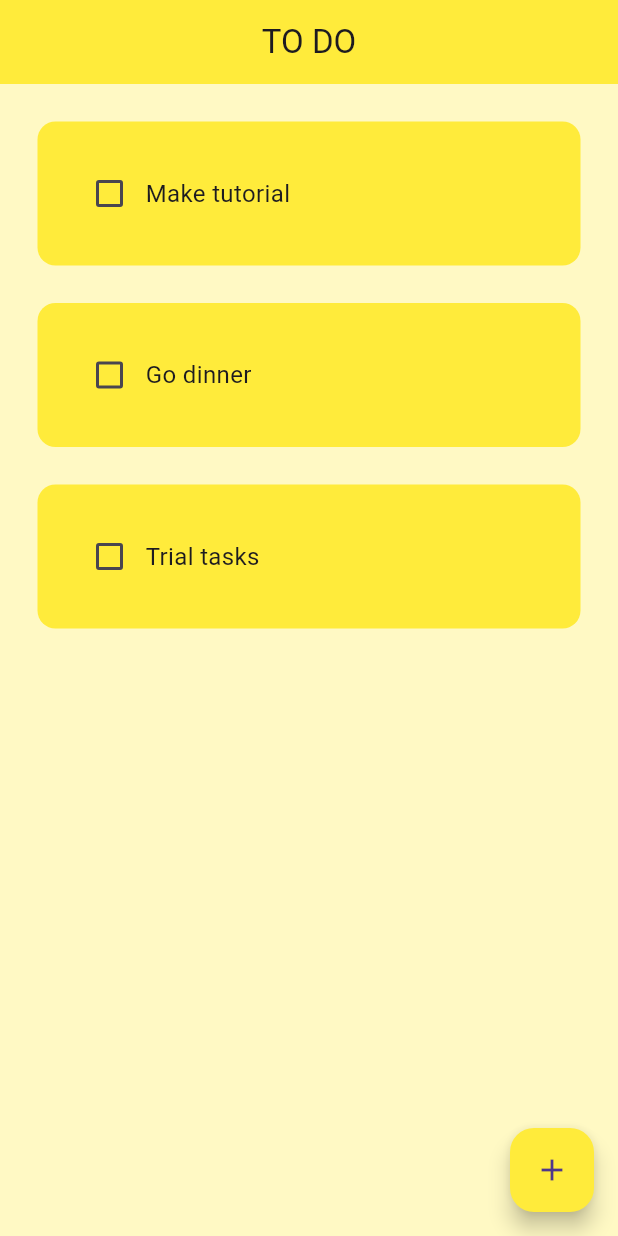
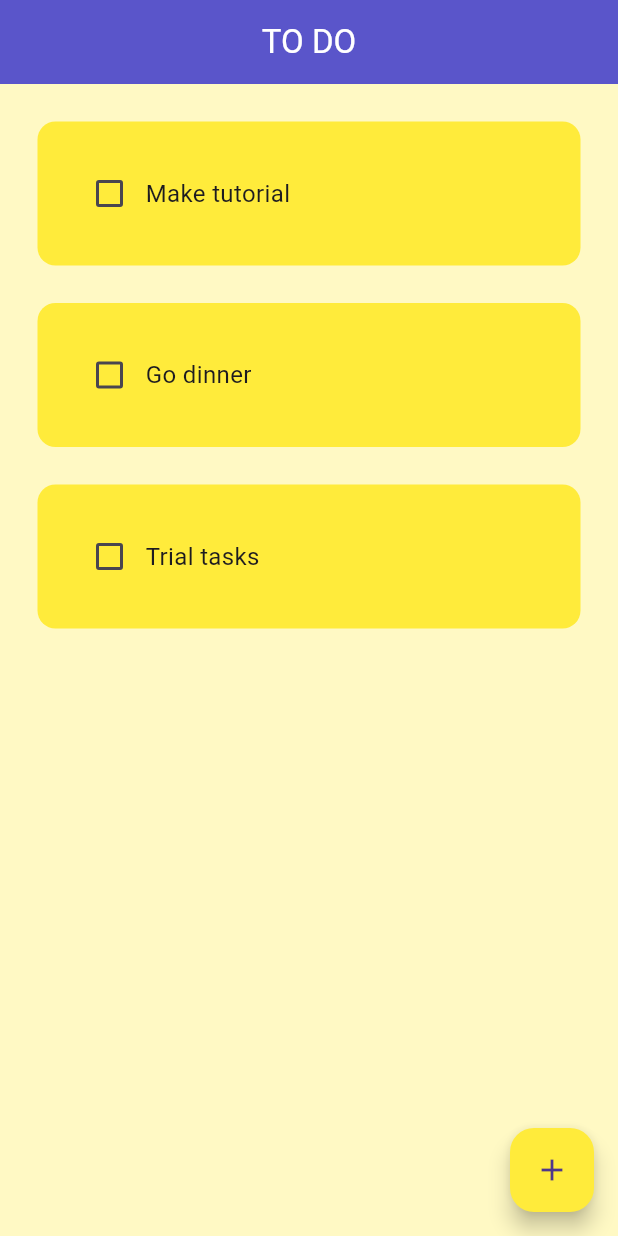
Before and after one commit to CodeWithCrescent/ToDo-App-With-Hive, a Flutter app: the screen it shows after launch, on a phone screen of 412 x 824 dp. Run offline on Flutter 3.47's test engine with Material 3 defaults, Android fonts, the phone set to English and light mode, and no system bars; drawn by our look-alikes of flutter_slidable; our stand-ins replace hexcolor, hive_flutter; accounts and stored records are empty.

Commit message:
Changes the colors to use from GlobalVolors class

```diff
--- a/lib/main.dart
+++ b/lib/main.dart
@@ -1,6 +1,7 @@
 import 'package:flutter/material.dart';
 import 'package:hive_flutter/hive_flutter.dart';
 import 'package:todo_hive/pages/home_page.dart';
+import 'package:todo_hive/utils/colors.dart';
 
 void main() async {
   // init the hive
@@ -24,8 +25,9 @@ class MyApp extends StatelessWidget {
       debugShowCheckedModeBanner: false,
       theme: ThemeData(
         useMaterial3: true,
-        appBarTheme: const AppBarTheme(
-          backgroundColor: Colors.yellow,
+        appBarTheme: AppBarTheme(
+          backgroundColor: GlobalColors.mainColor,
+          foregroundColor: GlobalColors.whiteColor,
           centerTitle: true,
           // elevation: 0,
         ),
```
